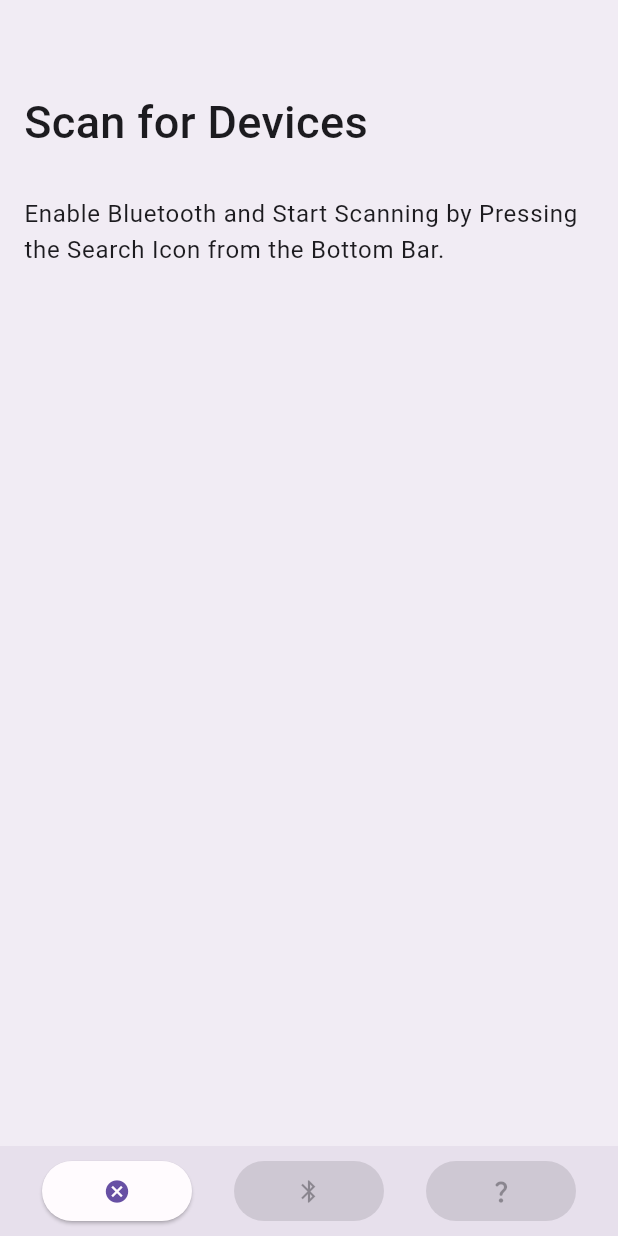
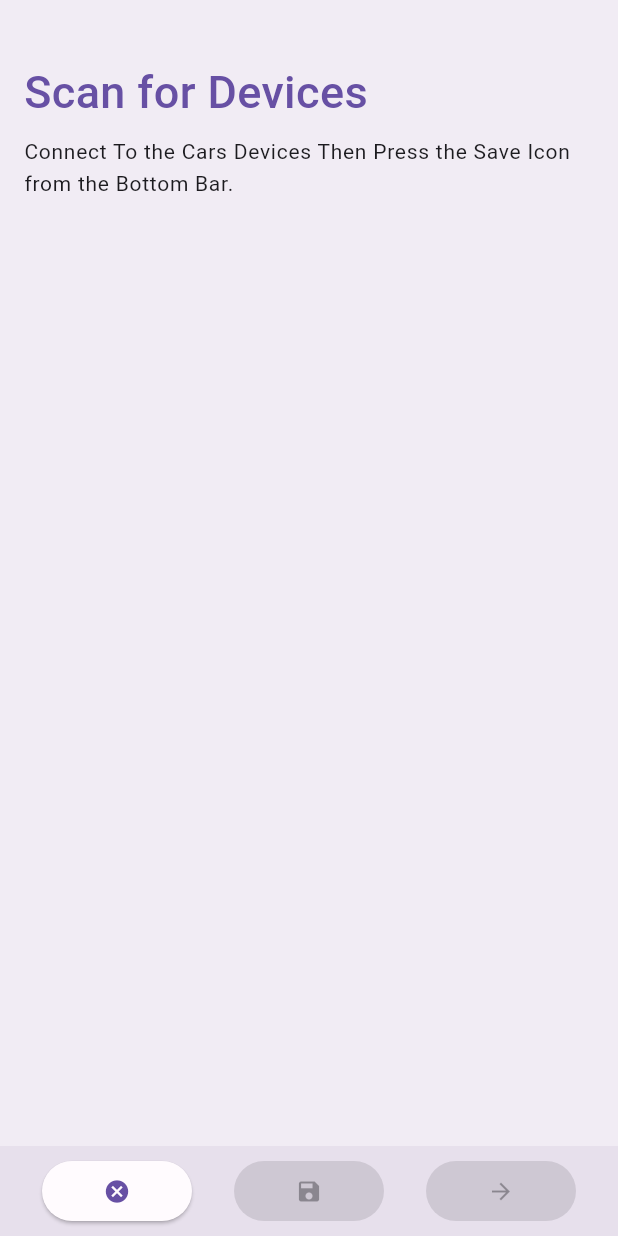
Before and after one commit to e7na/adas_app, a Flutter app: the screen it shows after launch, after a tap on the "search" icon, on a phone screen of 412 x 824 dp. Run offline on Flutter 3.47's test engine with Material 2 defaults, Android fonts, the phone set to English and light mode, and no system bars; drawn by our look-alikes of dynamic_color; our stand-ins replace easy_localization, flutter_bloc; missing offline and left inert: flutter_reactive_ble, location_permissions.

Commit message:
UI Changes

```diff
--- a/assets/translations/ar.json
+++ b/assets/translations/ar.json
@@ -1,4 +1,5 @@
 {
   "Title": "بحث عن اجهزة",
-  "T1" : "فعل البلوتوث وابدأ البحث عن اجهزة بالضعط على ايقونة البحث في الاسفل"
+  "T1" : "فعل البلوتوث وابدأ البحث عن اجهزة بالضعط على ايقونة البحث في الاسفل",
+  "T2" : "قم بالاتصال بالأجهزة الخاصة بالسيارة ثم قم بالضعط على ايقونة الحفظ في الاسفل"
 }
--- a/assets/translations/en.json
+++ b/assets/translations/en.json
@@ -1,4 +1,5 @@
 {
   "Title": "Scan for Devices",
-  "T1" : "Enable Bluetooth and Start Scanning by Pressing the Search Icon from the Bottom Bar."
+  "T1" : "Enable Bluetooth and Start Scanning by Pressing the Search Icon from the Bottom Bar.",
+  "T2" : "Connect To the Cars Devices Then Press the Save Icon from the Bottom Bar."
 }
--- a/lib/Screens/scan_page.dart
+++ b/lib/Screens/scan_page.dart
@@ -21,7 +21,7 @@ class _ScanPageState extends State<ScanPage> {
     var brightness = SchedulerBinding.instance.window.platformBrightness;
     var theme =
         brightness == Brightness.dark ? Brightness.light : Brightness.dark;
-    //Color fontColor = Theme.of(context).colorScheme.onBackground;
+    Color primary = Theme.of(context).colorScheme.primary;
     return AnnotatedRegion<SystemUiOverlayStyle>(
         value: SystemUiOverlayStyle(
           statusBarColor: Colors.transparent,
@@ -53,18 +53,20 @@ class _ScanPageState extends State<ScanPage> {
                         height: 40,
                       ),
                       Padding(
-                        padding: const EdgeInsets.symmetric(
-                            horizontal: 16.0, vertical: 20),
+                        padding: const EdgeInsets.symmetric(horizontal: 16.0),
                         child: Text(
                           "Title".tr(),
-                          style: const TextStyle(
-                              fontSize: 30, fontWeight: FontWeight.w500),
+                          style: TextStyle(
+                              color: primary,
+                              fontSize: 30,
+                              fontWeight: FontWeight.w500),
                         ),
                       ),
                       ListTile(
                         title: Text(
-                          "T1".tr(),
-                          style: const TextStyle(fontWeight: FontWeight.w400),
+                          B.scanStarted ? "T2".tr() : "T1".tr(),
+                          style: const TextStyle(
+                              fontSize: 14, fontWeight: FontWeight.w400),
                         ),
                       ),
                       B.devices.isNotEmpty
@@ -74,8 +76,11 @@ class _ScanPageState extends State<ScanPage> {
                               physics: const NeverScrollableScrollPhysics(),
                               itemCount: B.devices.length,
                               itemBuilder: (context, index) {
-                                return bleTile(B.devices[index].name,
-                                    B.devices[index].id, B.devices[index].rssi);
+                                return bleTile(
+                                    B.devices[index].name,
+                                    B.devices[index].id,
+                                    B.devices[index].rssi,
+                                    primary);
                               })
                           : Container(),
                     ]),
@@ -102,7 +107,7 @@ class _ScanPageState extends State<ScanPage> {
                               onPressed: B.foundDeviceWaitingToConnect
                                   ? B.connectToDevice
                                   : null,
-                              child: const Icon(Icons.bluetooth),
+                              child: const Icon(Icons.save),
                             ),
                           ),
                           // This would be for what we want to do after connecting
@@ -110,7 +115,7 @@ class _ScanPageState extends State<ScanPage> {
                             width: 100,
                             child: ElevatedButton(
                               onPressed: B.connected ? () {} : null,
-                              child: const Icon(Icons.question_mark_rounded),
+                              child: const Icon(Icons.arrow_forward),
                             ),
                           ),
                         ],
```
Also changed, not shown: lib/Widgets/BLETile.dart (+8 -5 lines).
